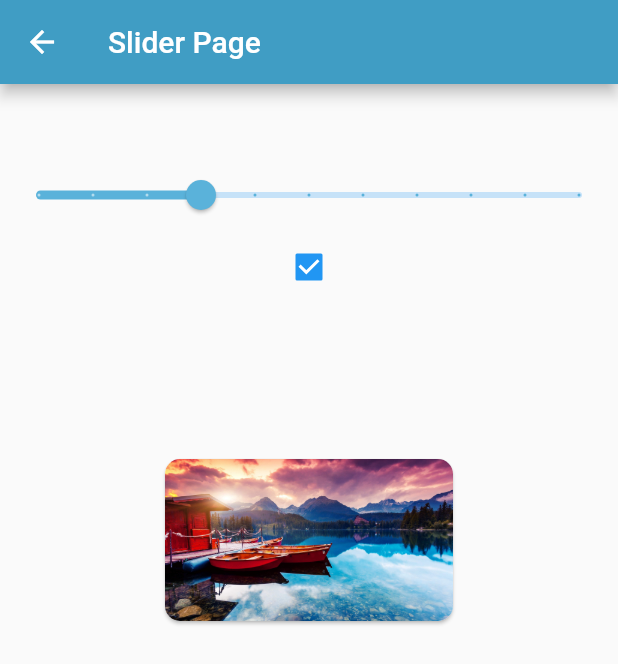
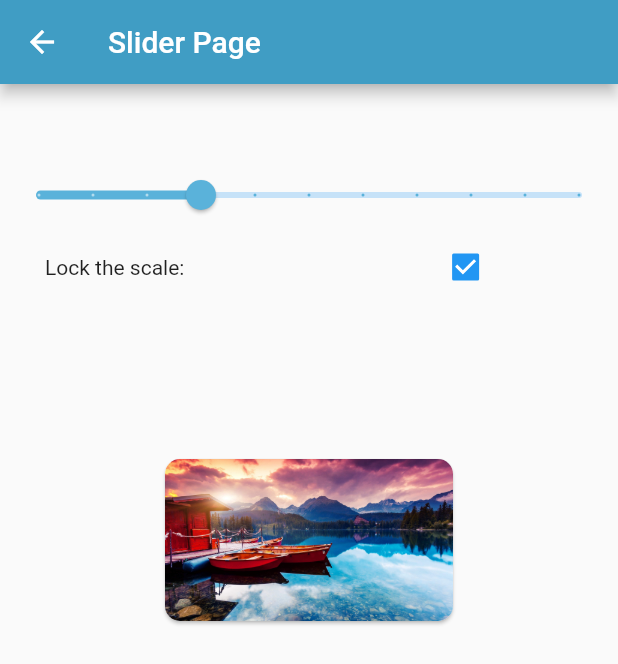
Before and after one commit to JordiDeSanta/Flutter-Widgets-Test-App, a Flutter app: the SliderPage screen opened by its route, on a phone screen of 412 x 824 dp. Shown: the top 664 px of the screen. Run offline on Flutter 3.47's test engine with Material 2 defaults, Android fonts, the phone set to English and light mode, and no system bars.

Commit message:
Improving design of checkbox

```diff
--- a/lib/src/pages/slider_page.dart
+++ b/lib/src/pages/slider_page.dart
@@ -71,8 +71,12 @@ class _SliderPageState extends State<SliderPage> {
   }
 
   Widget _createChekbox() {
-    return Center(
-      child: Checkbox(
+    return Row(
+      children: [
+        SizedBox(width: 30),
+        Text('Lock the scale: '),
+        SizedBox(width: 160),
+        Checkbox(
           value: _canChangeScale,
           onChanged: (alpha) {
             setState(() {
@@ -80,6 +84,7 @@ class _SliderPageState extends State<SliderPage> {
             });
           },
         ),
+      ],
     );
   }
 }
```
Lines whose indentation alone changed are shown as unchanged.
